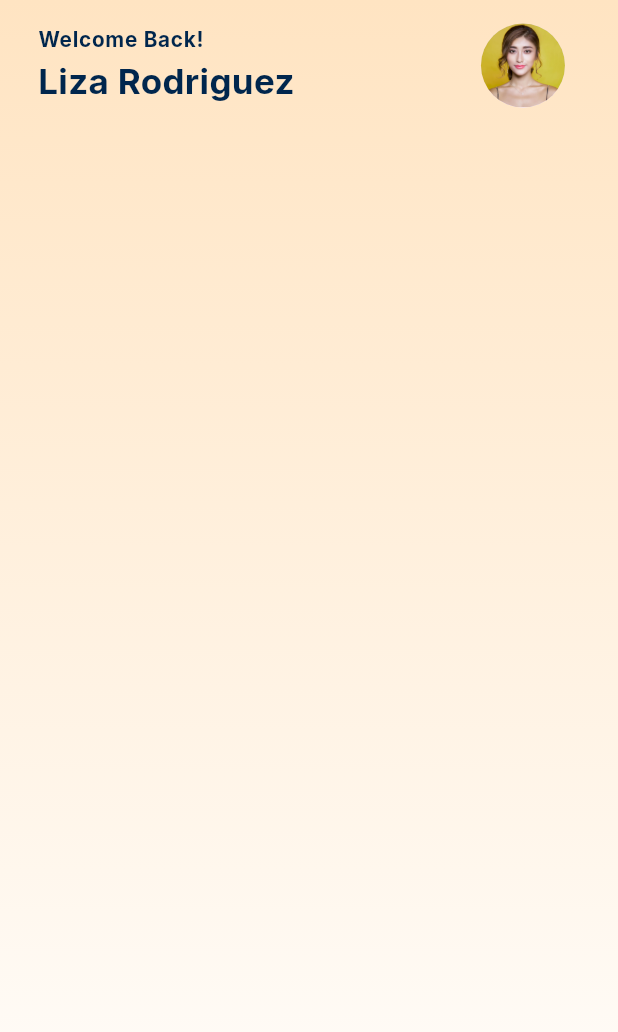
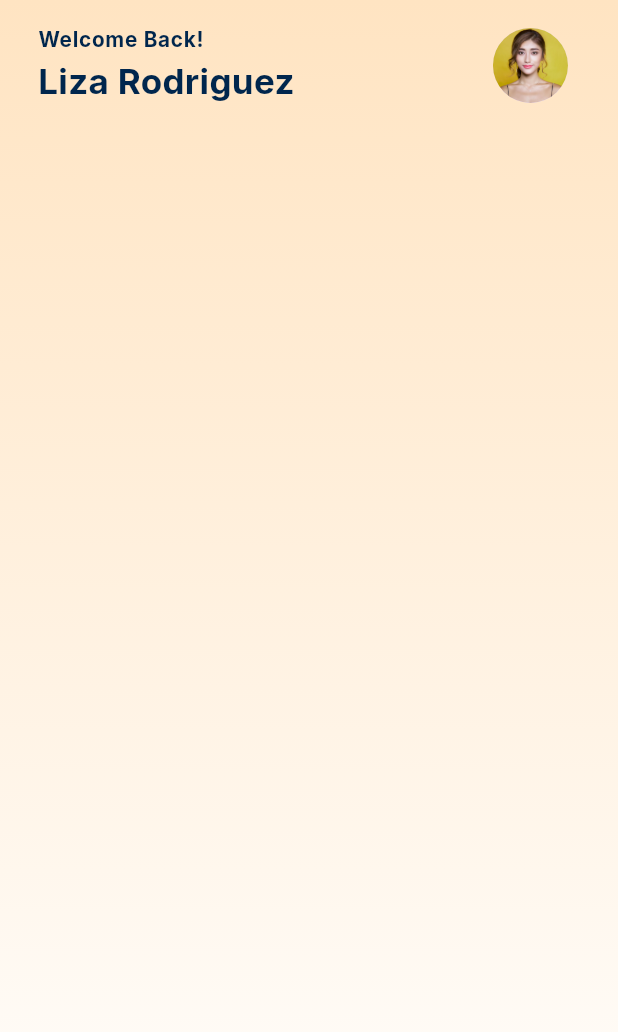
Before and after one commit to nawazhassa/Courses-App, a Flutter app: the HomeScreen screen opened directly, on a phone screen of 412 x 824 dp. Shown: the top 1032 px of the screen. Run offline on Flutter 3.47's test engine with Material 3 defaults, Android fonts, the light colour scheme and no system bars; our stand-ins replace flutter_screenutil, flutter_svg, google_fonts; Roboto replaces fonts that are missing (inter).

Commit message:
font change

```diff
--- a/lib/Widgets/Home_Screen.dart
+++ b/lib/Widgets/Home_Screen.dart
@@ -43,7 +43,7 @@ class HomeScreen extends StatelessWidget {
                   ),
                 ),
                 trailing: CircleAvatar(
-                  radius: 30,
+                  radius: 25,
                   backgroundImage: AssetImage('assets/images/profile.jpg'),
                 ),
               ),
--- a/pubspec.yaml
+++ b/pubspec.yaml
@@ -84,6 +84,8 @@ flutter:
   - family: Inter
     fonts:
       - asset: assets/fonts/Inter-VariableFont_opsz,wght.ttf
+        weight: 800
+
       - asset: assets/fonts/Inter-Italic-VariableFont_opsz,wght.ttf
   - family: Momo
     fonts:
```
